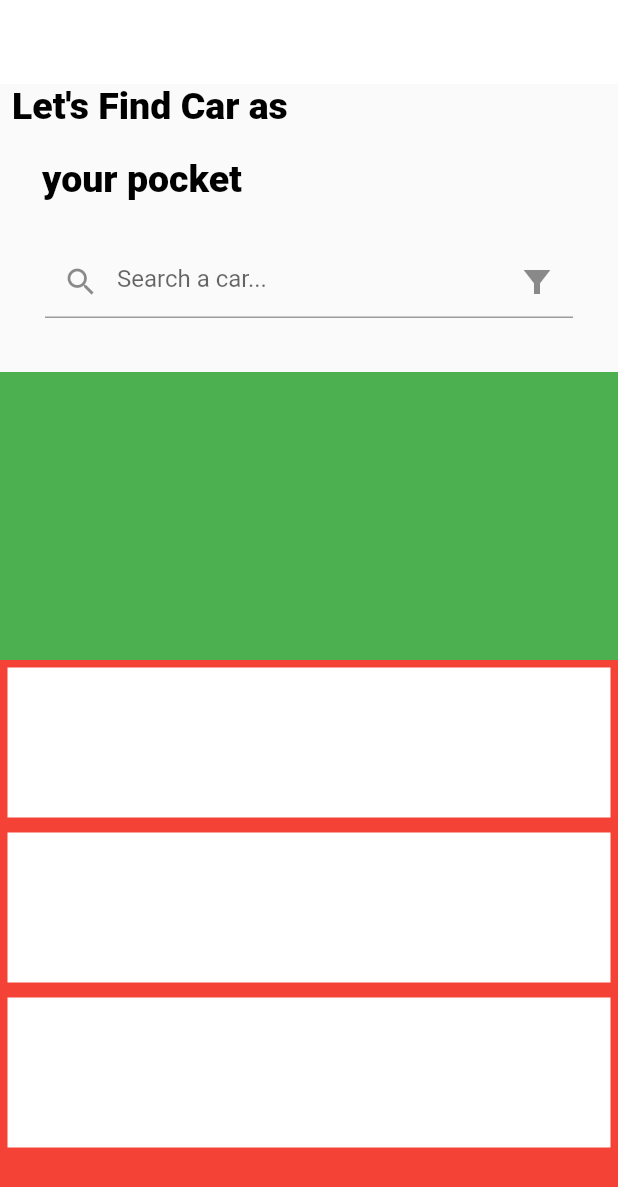
After one commit to TrojanSystem/sos_project, a Flutter app: the screen it shows after launch, on a phone screen of 412 x 824 dp. The commit adds this screen. Shown: the top 1187 px of the screen. Run offline on Flutter 3.47's test engine with Material 2 defaults, Android fonts, the phone set to English and light mode, and no system bars; our stand-ins replace flutter_image_slideshow, flutter_staggered_animations.

Commit message:
Add some feature but not organized

```diff
--- /dev/null
+++ b/lib/car_screen/car_home_page.dart
@@ -0,0 +1,90 @@
+import 'package:flutter/material.dart';
+
+class CarHomeScreen extends StatelessWidget {
+  const CarHomeScreen({Key key}) : super(key: key);
+
+  @override
+  Widget build(BuildContext context) {
+    return Scaffold(
+      appBar: AppBar(
+        elevation: 0,
+        backgroundColor: Colors.white,
+      ),
+      body: Column(
+        children: [
+          Expanded(
+            child: Column(
+              crossAxisAlignment: CrossAxisAlignment.start,
+              children: [
+                const Padding(
+                  padding: EdgeInsets.only(left: 8.0, bottom: 20),
+                  child: Text(
+                    'Let\'s Find Car as ',
+                    style: TextStyle(
+                      color: Colors.black,
+                      fontSize: 25,
+                      fontWeight: FontWeight.w900,
+                    ),
+                  ),
+                ),
+                const Padding(
+                  padding: EdgeInsets.only(left: 28.0),
+                  child: Text(
+                    'your pocket ',
+                    style: TextStyle(
+                      color: Colors.black,
+                      fontSize: 25,
+                      fontWeight: FontWeight.w900,
+                    ),
+                  ),
+                ),
+                Container(
+                  child: TextFormField(
+                    decoration: InputDecoration(
+                        suffixIcon: IconButton(
+                          onPressed: () {},
+                          icon: const Icon(
+                            Icons.filter_alt_sharp,
+                          ),
+                        ),
+                        prefixIcon: const Icon(Icons.search_outlined),
+                        hintText: 'Search a car...'),
+                  ),
+                  margin: const EdgeInsets.fromLTRB(30, 30, 30, 8),
+                ),
+              ],
+            ),
+          ),
+          Expanded(
+            flex: 3,
+            child: Column(
+              children: [
+                Expanded(
+                  child: Container(
+                    color: Colors.green,
+                  ),
+                ),
+                Expanded(
+                  flex: 2,
+                  child: Container(
+                    color: Colors.red,
+                    child: ListView.builder(
+                        itemBuilder: (context, index) {
+                          return Container(
+                            margin: EdgeInsets.all(5),
+                            width: 100,
+                            height: 100,
+                            color: Colors.white,
+                          );
+                        },
+                        itemCount: 3),
+                  ),
+                )
+              ],
+            ),
+          )
+        ],
+      ),
+    );
+  }
+}
--- a/lib/house_screen/house_detail.dart
+++ b/lib/house_screen/house_detail.dart
@@ -8,7 +8,6 @@ class HouseDetail extends StatelessWidget {
   Widget build(BuildContext context) {
     double _w = MediaQuery.of(context).size.width;
     int columnCount = 1;
-    int columnCountForMain = 1;
     return Scaffold(
       body: Stack(
         children: [
@@ -230,7 +229,7 @@ class HouseDetail extends StatelessWidget {
                                 Expanded(
                                   flex: 2,
                                   child: Container(
-                                    padding: EdgeInsets.fromLTRB(
+                                    padding: const EdgeInsets.fromLTRB(
                                         0.0, 0.0, 0.0, 15.0),
                                     child: const Padding(
                                       padding: EdgeInsets.all(12.0),
@@ -271,10 +270,10 @@ class HouseDetail extends StatelessWidget {
           Positioned(
             bottom: 50,
             child: Row(
-              mainAxisAlignment: MainAxisAlignment.spaceEvenly,
+              mainAxisAlignment: MainAxisAlignment.center,
               children: [
                 Container(
-                  margin: const EdgeInsets.fromLTRB(20, 10, 10, 0),
+                  margin: const EdgeInsets.fromLTRB(35, 10, 10, 0),
                   width: 80,
                   height: 60.0,
                   decoration: BoxDecoration(
--- a/lib/main.dart
+++ b/lib/main.dart
@@ -1,5 +1,6 @@
-import 'package:ada_bread/front_screen.dart';
 import 'package:flutter/material.dart';
+
+import 'car_screen/car_home_page.dart';
 
 void main() {
   runApp(const SOSProject());
@@ -12,7 +13,7 @@ class SOSProject extends StatelessWidget {
   Widget build(BuildContext context) {
     return const MaterialApp(
       debugShowCheckedModeBanner: false,
-      home: FrontScreen(),
+      home: CarHomeScreen(),
     );
   }
 }
```
